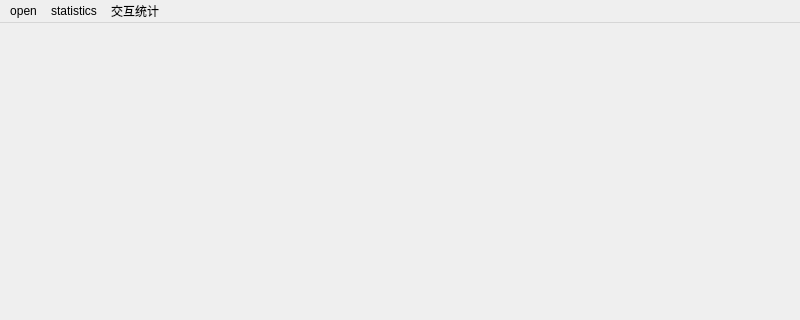
This is mainwindow.ui in xixihahahehehe/quantum-gis as Qt 5 draws it before an edit; both pictures show x 0 to 800 and y 0 to 320 of the 800 by 600 pixel window. The edited form follows.
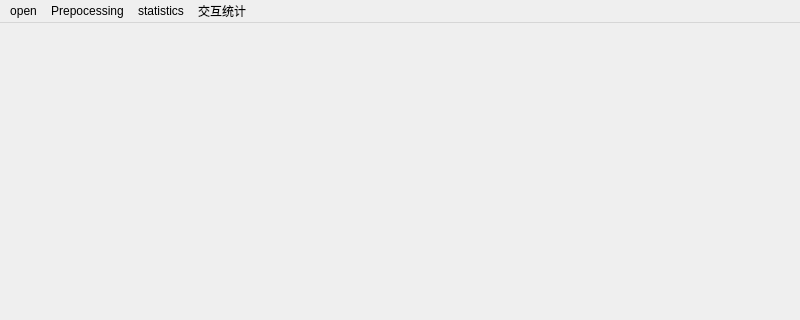
This is the edited form.

Patch:
```diff
--- a/mainwindow.ui
+++ b/mainwindow.ui
@@ -20,7 +20,7 @@
      <x>0</x>
      <y>0</y>
      <width>800</width>
-     <height>26</height>
+     <height>23</height>
     </rect>
    </property>
    <widget class="QMenu" name="menuopen">
@@ -52,7 +52,15 @@
     </property>
     <addaction name="action_chart"/>
    </widget>
+   <widget class="QMenu" name="menuPrepocessing">
+    <property name="title">
+     <string>Prepocessing</string>
+    </property>
+    <addaction name="actiongenerate_flow_collection"/>
+    <addaction name="action_generate_a_flowgraph"/>
+   </widget>
    <addaction name="menuopen"/>
+   <addaction name="menuPrepocessing"/>
    <addaction name="menustatistics"/>
    <addaction name="menu"/>
   </widget>
```
Left out of the diff: 10 changed lines with no effect on the pictures.
